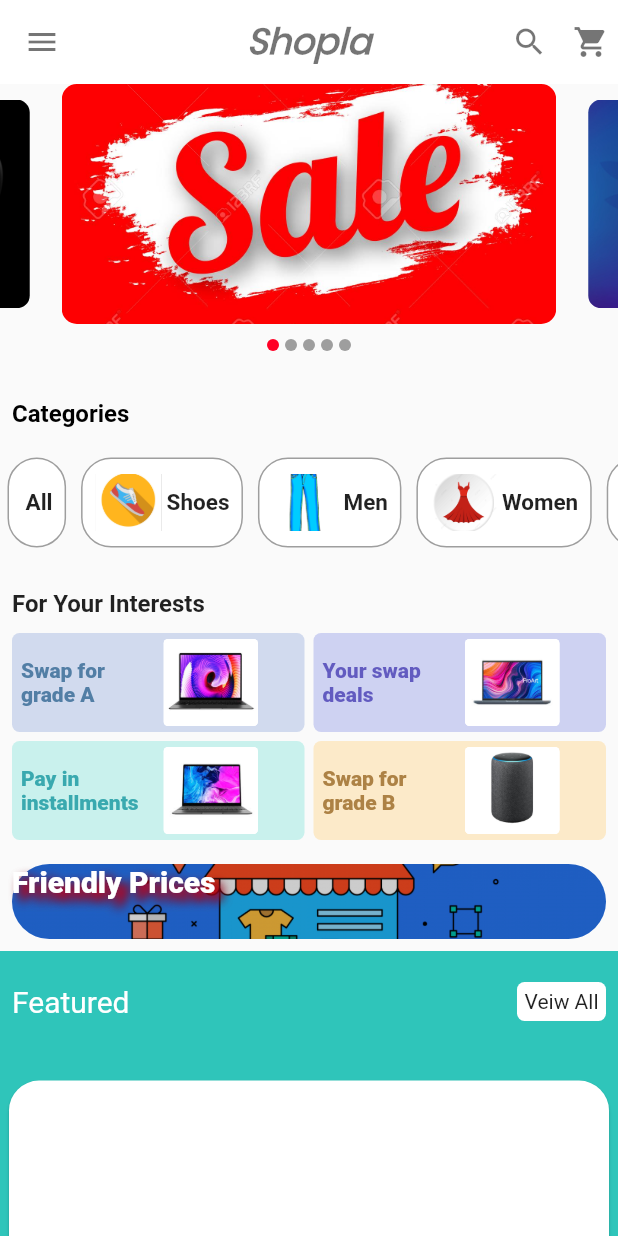
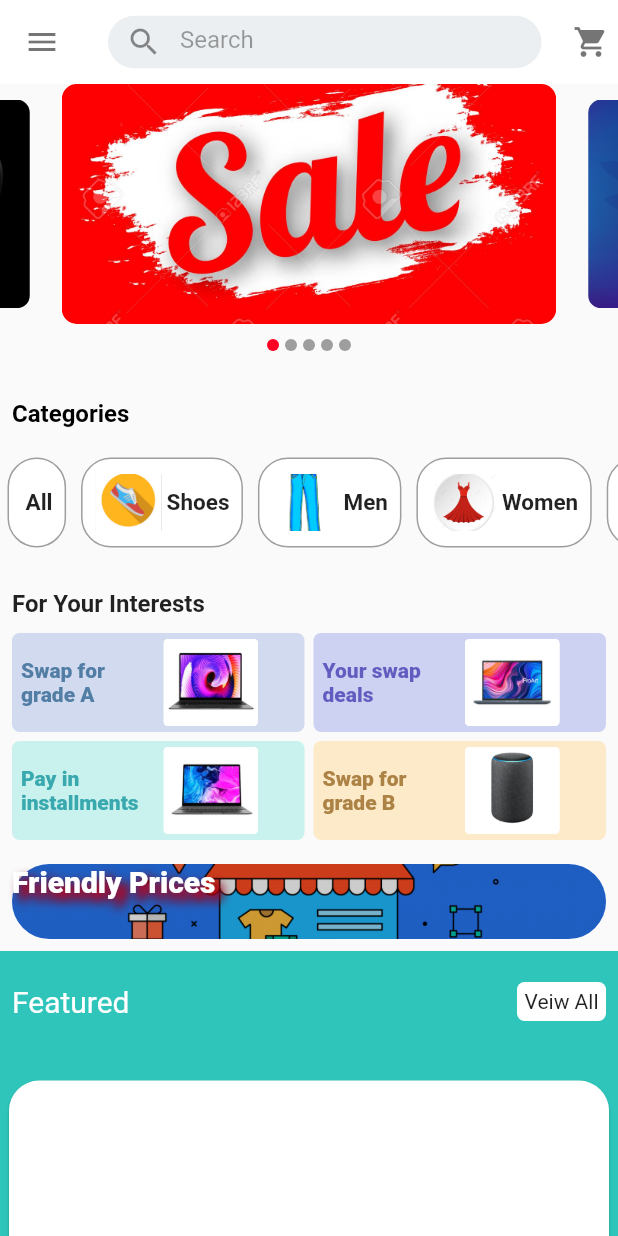
Before and after one commit to Kawalyaa/Shoppaka_ecom, a Flutter app: the HomePage screen opened by its route, on a phone screen of 412 x 824 dp. Run offline on Flutter 3.47's test engine with Material 2 defaults, Android fonts, the phone set to English and light mode, and no system bars; drawn by our look-alikes of carousel_slider; our stand-ins replace animated_text_kit, bubble_tab_indicator, carousel_pro, cloud_firestore, firebase_auth, firebase_core and 7 more; accounts and stored records are empty; Roboto replaces fonts that are missing (Horizon).

Commit message:
added ft product search

```diff
--- a/lib/pages/home_page.dart
+++ b/lib/pages/home_page.dart
@@ -5,6 +5,7 @@ import 'package:ecommerce_app/db/app_data.dart';
 import 'package:ecommerce_app/model/categary_options.dart';
 import 'package:ecommerce_app/model/users.dart';
 import 'package:ecommerce_app/pages/category_products_list.dart';
+import 'package:ecommerce_app/pages/search_page.dart';
 import 'package:ecommerce_app/provider/product_provider2.dart';
 import 'package:flutter/cupertino.dart';
 import 'package:flutter/material.dart';
@@ -38,24 +39,39 @@ class _HomePageState extends State<HomePage> {
 
     return Scaffold(
       appBar: AppBar(
-        title: Text(
-          'Shopla',
-          style: TextStyle(
-              color: Colors.black54,
-              fontWeight: FontWeight.w900,
-              fontFamily: 'Poppins',
-              fontSize: 24.0,
-              fontStyle: FontStyle.italic),
+        title: Padding(
+          padding: const EdgeInsets.only(bottom: 10, top: 10),
+          child: Row(
+            children: [
+              Expanded(
+                child: InkWell(
+                  onTap: () {
+                    Navigator.pushNamed(context, ProductSearch.id);
+                  },
+                  child: Container(
+                    height: 35,
+                    decoration: BoxDecoration(
+                        color: Colors.blueGrey[50],
+                        borderRadius: BorderRadius.circular(20)),
+                    child: TextField(
+                      enabled: false,
+                      decoration: InputDecoration(
+                          prefixIcon: Icon(
+                            Icons.search,
+                            color: Colors.black45,
+                          ),
+                          hintText: 'Search',
+                          border: InputBorder.none),
+                    ),
+                  ),
+                ),
+              ),
+            ],
+          ),
         ),
         centerTitle: true,
         backgroundColor: Colors.white,
         actions: <Widget>[
-          IconButton(
-            icon: Icon(
-              Icons.search,
-            ),
-            onPressed: () {},
-          ),
           SizedBox(
             width: 5,
           ),
@@ -357,3 +373,13 @@ class _HomePageState extends State<HomePage> {
     }
   }
 }
+
+//Text(
+//'Shopla',
+//style: TextStyle(
+//color: Colors.black54,
+//fontWeight: FontWeight.w900,
+//fontFamily: 'Poppins',
+//fontSize: 24.0,
+//fontStyle: FontStyle.italic),
+//)
```
Also changed, not shown: lib/componants/search_text_field.dart (added, +54 -0 lines), lib/main.dart (+11 -2 lines), lib/pages/search_page.dart (added, +142 -0 lines), lib/provider/product_provider2.dart (+8 -0 lines).
